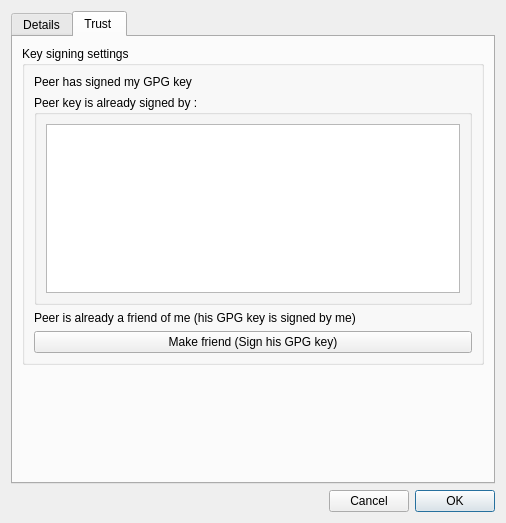
Qt form retroshare-gui/src/gui/connect/ConfCertDialog.ui (RetroShare/RetroShare) before a commit.
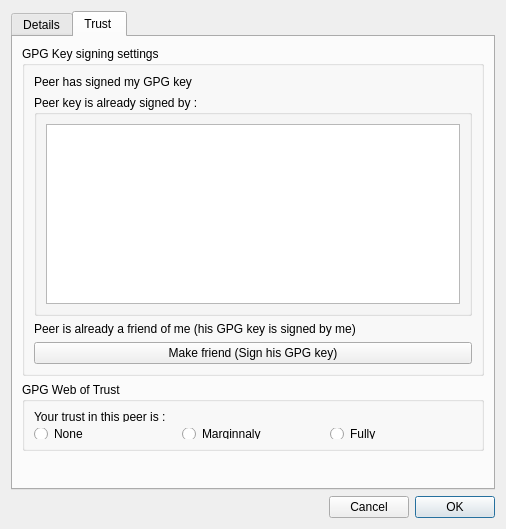
The same form after that commit. The open tabs and pages were chosen to show the change. Icons and pictures are not drawn.

Commit message: implement the trust settings in the gui

Diff of the .ui file:
```diff
--- a/retroshare-gui/src/gui/connect/ConfCertDialog.ui
+++ b/retroshare-gui/src/gui/connect/ConfCertDialog.ui
@@ -7,7 +7,7 @@
     <x>0</x>
     <y>0</y>
     <width>506</width>
-    <height>523</height>
+    <height>529</height>
    </rect>
   </property>
   <property name="windowTitle">
@@ -263,7 +263,7 @@
           </font>
          </property>
          <property name="title">
-          <string>Key signing settings</string>
+          <string>GPG Key signing settings</string>
          </property>
          <layout class="QVBoxLayout" name="_10">
           <item>
@@ -303,14 +303,69 @@
         </widget>
        </item>
        <item>
-        <spacer>
+        <widget class="QGroupBox" name="groupBox_5">
+         <property name="enabled">
+          <bool>true</bool>
+         </property>
+         <property name="minimumSize">
+          <size>
+           <width>0</width>
+           <height>50</height>
+          </size>
+         </property>
+         <property name="font">
+          <font>
+           <kerning>true</kerning>
+          </font>
+         </property>
+         <property name="title">
+          <string>GPG Web of Trust</string>
+         </property>
+         <layout class="QVBoxLayout" name="verticalLayout">
+          <item>
+           <widget class="QLabel" name="web_of_trust_label">
+            <property name="text">
+             <string>Your trust in this peer is :</string>
+            </property>
+           </widget>
+          </item>
+          <item>
+           <layout class="QHBoxLayout" name="horizontalLayout">
+            <item>
+             <widget class="QRadioButton" name="radioButton_trust_never">
+              <property name="text">
+               <string>None</string>
+              </property>
+             </widget>
+            </item>
+            <item>
+             <widget class="QRadioButton" name="radioButton_trust_marginnaly">
+              <property name="text">
+               <string>Marginnaly</string>
+              </property>
+             </widget>
+            </item>
+            <item>
+             <widget class="QRadioButton" name="radioButton_trust_fully">
+              <property name="text">
+               <string>Fully</string>
+              </property>
+             </widget>
+            </item>
+           </layout>
+          </item>
+         </layout>
+        </widget>
+       </item>
+       <item>
+        <spacer name="verticalSpacer_2">
          <property name="orientation">
           <enum>Qt::Vertical</enum>
          </property>
          <property name="sizeHint" stdset="0">
           <size>
-           <width>451</width>
-           <height>131</height>
+           <width>20</width>
+           <height>40</height>
           </size>
          </property>
         </spacer>
```
Left out of the diff: 15 changed lines with no effect on the pictures. The commit also changes 9 other files.
